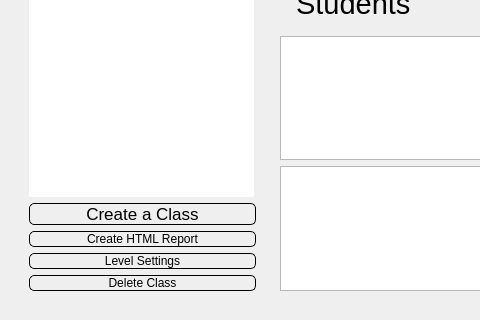
zfrye06/Loque, file portal/src/adminpane.ui: the form before one commit; both pictures show x 0 to 480 and y 136 to 456 of the 714 by 456 pixel window.
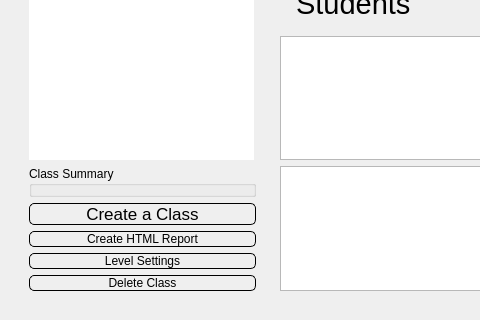
The form after the commit. Icons and pictures are not drawn.

Commit message: Added summary box

The edit to the form file:
```diff
--- a/portal/src/adminpane.ui
+++ b/portal/src/adminpane.ui
@@ -68,6 +68,13 @@
                 </property>
                </widget>
               </item>
+              <item>
+               <widget class="QGroupBox" name="summaryBox">
+                <property name="title">
+                 <string>Class Summary</string>
+                </property>
+               </widget>
+              </item>
               <item>
                <widget class="QPushButton" name="clcreateClassButton">
                 <property name="font">
```
The commit also changes 1 other file.
